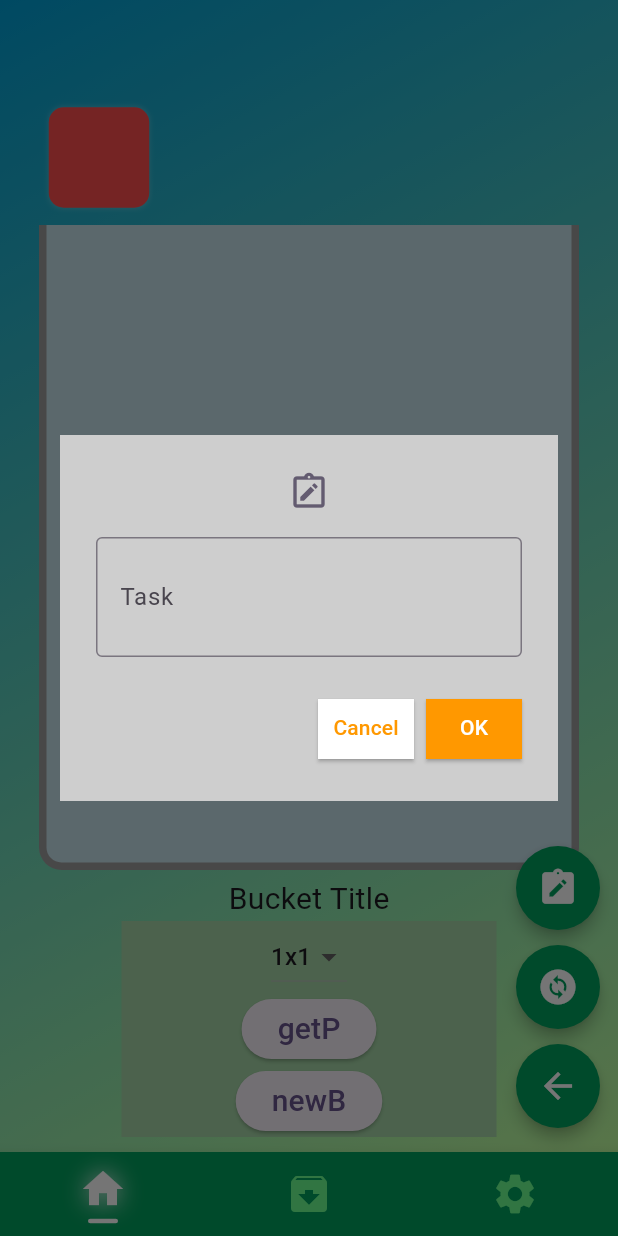
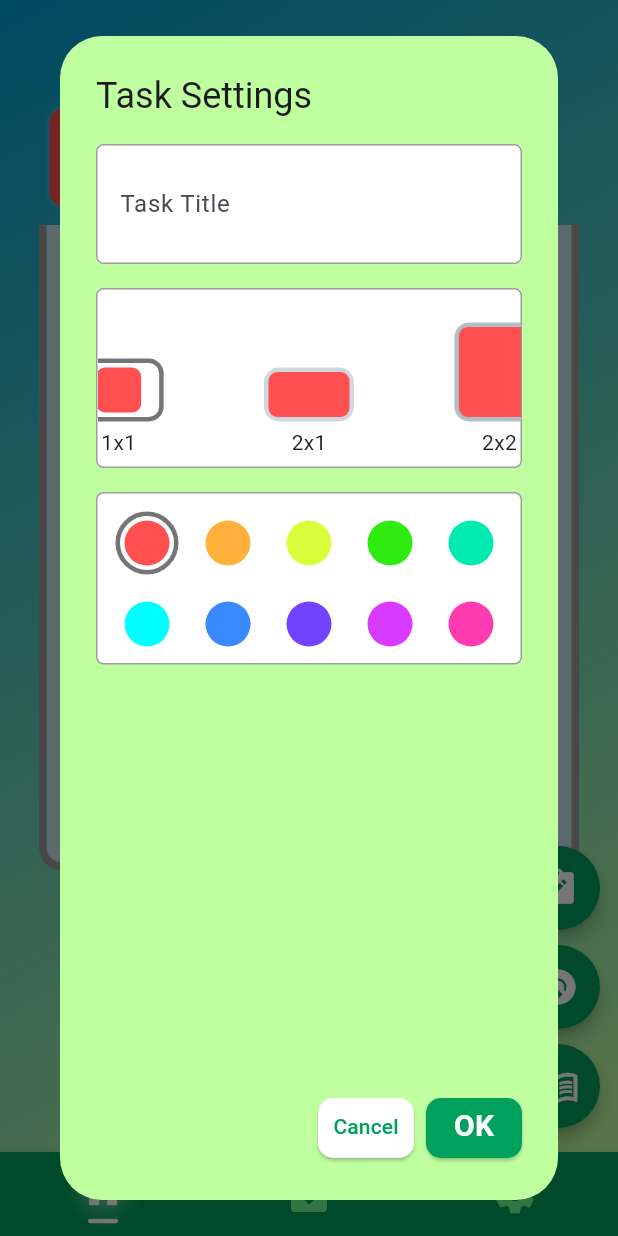
Before and after one commit to shogoisaji/tumitas, a Flutter app: the screen it shows after launch, after a tap on the "menu book" icon, after a tap on the "note alt" icon, on a phone screen of 412 x 824 dp. Run offline on Flutter 3.47's test engine with Material 3 defaults, Android fonts, the light colour scheme and no system bars.

Commit message:
✨ task settings

```diff
--- a/lib/widgets/block_widget.dart
+++ b/lib/widgets/block_widget.dart
@@ -19,7 +19,7 @@ class BlockWidget extends StatelessWidget {
     return Container(
         width: block.blockType.blockSize.x * oneBlockSize,
         height: block.blockType.blockSize.y * oneBlockSize,
-        padding: const EdgeInsets.all(1.5),
+        padding: const EdgeInsets.all(2.0),
         child: Container(
           padding: const EdgeInsets.all(6),
           decoration: BoxDecoration(
--- a/lib/widgets/multi_floating_buttom.dart
+++ b/lib/widgets/multi_floating_buttom.dart
@@ -1,6 +1,6 @@
 import 'package:flutter/material.dart';
 import 'package:tumitas/theme/theme.dart';
-import 'package:tumitas/widgets/task_title_dialog.dart';
+import 'package:tumitas/widgets/task_block_dialog.dart';
 
 class MultiFloatingBottom extends StatefulWidget {
   final Function(String) onSubmittedText;
@@ -30,7 +30,7 @@ class _MultiFloatingBottomState extends State<MultiFloatingBottom> {
         'onPressed': () {
           showDialog(
             context: context,
-            builder: (_) => TaskTitleDialog(
+            builder: (_) => TaskBlockDialog(
               TextEditingController(),
               onSubmitted: _handleSubmitted,
             ),
@@ -42,10 +42,10 @@ class _MultiFloatingBottomState extends State<MultiFloatingBottom> {
         'onPressed': () {},
       },
       {
-        'icon': Icons.arrow_back,
+        'icon': Icons.menu_book,
         'onPressed': () {
           setState(() {
-            isPressed = !isPressed;
+            // isPressed = !isPressed;
           });
         },
       },
--- /dev/null
+++ b/lib/widgets/task_block_dialog.dart
@@ -0,0 +1,271 @@
+import 'dart:math';
+
+import 'package:flutter/material.dart';
+import 'package:tumitas/config/config.dart';
+import 'package:tumitas/models/block.dart';
+import 'package:tumitas/theme/theme.dart';
+
+class TaskBlockDialog extends StatefulWidget {
+  final TextEditingController _textController;
+  final Function(String) onSubmitted;
+
+  const TaskBlockDialog(this._textController, {Key? key, required this.onSubmitted}) : super(key: key);
+
+  @override
+  _TaskBlockDialogState createState() => _TaskBlockDialogState();
+}
+
+class _TaskBlockDialogState extends State<TaskBlockDialog> {
+  BlockType _selectedBlockType = BlockType.block1x1;
+  int _selectedColorIndex = 0;
+  List<Color> randomColorList = [];
+
+  // void setRandomColorList() {
+  //   int rand = Random().nextInt(blockColorList.length);
+  //   for (int i = 0; i < BlockType.values.length; i++) {
+  //     int newColorIndex = (i + rand) % blockColorList.length;
+  //     randomColorList.add(blockColorList[newColorIndex]);
+  //   }
+  // }
+
+  // @override
+  // void initState() {
+  //   super.initState();
+  //   setRandomColorList();
+  // }
+
+  @override
+  Widget build(BuildContext context) {
+    return AlertDialog(
+      title: const Text('Task Settings'),
+      backgroundColor: MyTheme.green5,
+      content: Container(
+        // color: Colors.white,
+        width: MediaQuery.of(context).size.width * 0.8,
+        child: Column(
+          children: [
+            TextField(
+              controller: widget._textController,
+              decoration: const InputDecoration(
+                enabledBorder: OutlineInputBorder(
+                  borderRadius: BorderRadius.all(Radius.circular(5)),
+                  borderSide: BorderSide(color: Colors.grey, width: 1),
+                ),
+                labelText: 'Task Title',
+                fillColor: Colors.white,
+                filled: true,
+              ),
+              maxLines: 2,
+            ),
+            Container(
+              decoration: BoxDecoration(
+                color: Colors.white,
+                borderRadius: BorderRadius.circular(5),
+                border: Border.all(color: Colors.grey, width: 1),
+              ),
+              height: 120,
+              width: double.infinity,
+              margin: const EdgeInsets.only(top: 16),
+              child: PageView.builder(
+                controller: PageController(initialPage: 1, viewportFraction: 0.45),
+                itemCount: BlockType.values.length,
+                itemBuilder: (context, index) {
+                  return Column(
+                    mainAxisAlignment: MainAxisAlignment.end,
+                    children: [
+                      Container(
+                        width: 60,
+                        decoration: BoxDecoration(
+                          color: Colors.blueGrey[100 * index],
+                          borderRadius: BorderRadius.circular(10),
+                          border: _selectedBlockType == BlockType.values[index]
+                              ? Border.all(color: Colors.black54, width: 3)
+                              : null,
+                        ),
+                        padding: const EdgeInsets.all(3),
+                        child: GestureDetector(
+                          onTap: () {
+                            setState(() {
+                              _selectedBlockType = BlockType.values[index];
+                            });
+                          },
+                          child: Align(
+                            child: Container(
+                              width: BlockType.values[index].blockSize.x * 30,
+                              height: BlockType.values[index].blockSize.y * 30,
+                              decoration: BoxDecoration(
+                                color: blockColorList[_selectedColorIndex],
+                                borderRadius: BorderRadius.circular(6),
+                              ),
+                            ),
+                          ),
+                        ),
+                      ),
+                      const SizedBox(height: 4),
+                      Text('${BlockType.values[index].blockSize.x}x${BlockType.values[index].blockSize.y}'),
+                      const SizedBox(height: 6),
+                    ],
+                  );
+                },
+              ),
+            ),
+            Container(
+              decoration: BoxDecoration(
+                color: Colors.white,
+                borderRadius: BorderRadius.circular(5),
+                border: Border.all(color: Colors.grey, width: 1),
+              ),
+              height: 115,
+              width: double.infinity,
+              padding: const EdgeInsets.all(8),
+              margin: const EdgeInsets.only(top: 16),
+              child: GridView.builder(
+                gridDelegate: const SliverGridDelegateWithFixedCrossAxisCount(
+                  crossAxisCount: 5,
+                  crossAxisSpacing: 4,
+                  mainAxisSpacing: 4,
+                ),
+                itemCount: blockColorList.length,
+                itemBuilder: (context, index) {
+                  return Align(
+                    child: Container(
+                      decoration: BoxDecoration(
+                        shape: BoxShape.circle,
+                        border: _selectedColorIndex == index ? Border.all(color: Colors.black54, width: 3) : null,
+                      ),
+                      padding: const EdgeInsets.all(3),
+                      child: GestureDetector(
+                        onTap: () {
+                          setState(() {
+                            _selectedColorIndex = index;
+                          });
+                        },
+                        child: Container(
+                          width: 30,
+                          // height: 30,
+                          decoration: BoxDecoration(
+                            color: blockColorList[index],
+                            shape: BoxShape.circle,
+                          ),
+                        ),
+                      ),
+                    ),
+                  );
+                },
+              ),
+            )
+          ],
+        ),
+      ),
+      actions: [
+        ElevatedButton(
+          onPressed: () => Navigator.pop(context),
+          style: ElevatedButton.styleFrom(
+            padding: const EdgeInsets.only(bottom: 2, left: 8, right: 8),
+            shape: const RoundedRectangleBorder(
+              borderRadius: BorderRadius.all(Radius.circular(10)),
+            ),
+            backgroundColor: Colors.white,
+          ),
+          child: const Text('Cancel', style: TextStyle(color: MyTheme.green1)),
+        ),
+        ElevatedButton(
+          onPressed: () {
+            // onSubmitted(_textController.text);
+            Navigator.pop(context);
+          },
+          style: ElevatedButton.styleFrom(
+            padding: const EdgeInsets.only(bottom: 2, left: 8, right: 8),
+            shape: const RoundedRectangleBorder(
+              borderRadius: BorderRadius.all(Radius.circular(10)),
+            ),
+            backgroundColor: MyTheme.green1,
+          ),
+          child: const Text('OK', style: TextStyle(color: Colors.white, fontWeight: FontWeight.bold, fontSize: 20)),
+        ),
+      ],
+    );
+  }
+}
+//   final TextEditingController _textController;
+//   final Function(String) onSubmitted;
+
+//   const TaskBlockDialog(this._textController, {Key? key, required this.onSubmitted}) : super(key: key);
+
+
+//   @override
+//   Widget build(BuildContext context) {
+//     return AlertDialog(
+//       // icon: const Icon(
+//       //   Icons.note_alt_outlined,
+//       //   size: 28,
+//       // ),
+//       title: const Text('Task Settings'),
+//       // shape: const RoundedRectangleBorder(borderRadius: BorderRadius.zero),
+//       backgroundColor: MyTheme.green5,
+//       content: Container(
+//         color: Colors.white,
+//         width: MediaQuery.of(context).size.width * 0.8,
+//         // constraints: const BoxConstraints(minWidth: 300, maxWidth: 300),
+//         child: Column(
+//           children: [
+//             TextField(
+//               controller: _textController,
+//               decoration: const InputDecoration(
+//                 border: OutlineInputBorder(),
+//                 labelText: 'Task',
+//               ),
+//               maxLines: 2,
+//             ),
+//             SizedBox(
+//                 height: 100,
+//                 width: double.infinity,
+//                 child: PageView.builder(
+//                   controller: PageController(viewportFraction: 0.5),
+//                   itemCount: BlockType.values.length,
+//                   itemBuilder: (context, index) {
+//                     return Align(
+//                       child: Container(
+//                         width: BlockType.values[index].blockSize.x * 30,
+//                         height: BlockType.values[index].blockSize.y * 30,
+//                         decoration: BoxDecoration(
+//                           color: Colors.blue,
+//                           borderRadius: BorderRadius.circular(6),
+//                         ),
+//                       ),
+//                     );
+//                   },
+//                 )),
+//           ],
+//         ),
+//       ),
+//       actions: [
+//         ElevatedButton(
+//           onPressed: () => Navigator.pop(context),
+//           style: ElevatedButton.styleFrom(
+//             padding: const EdgeInsets.only(bottom: 2, left: 8, right: 8),
+//             shape: const RoundedRectangleBorder(
+//               borderRadius: BorderRadius.all(Radius.circular(10)),
+//             ),
+//             backgroundColor: Colors.white,
+//           ),
+//           child: const Text('Cancel', style: TextStyle(color: MyTheme.green1)),
+//         ),
+//         ElevatedButton(
+//           onPressed: () {
+//             onSubmitted(_textController.text);
+//             Navigator.pop(context);
+//           },
+//           style: ElevatedButton.styleFrom(
+//             padding: const EdgeInsets.only(bottom: 2, left: 8, right: 8),
+//             shape: const RoundedRectangleBorder(
+//               borderRadius: BorderRadius.all(Radius.circular(10)),
+//             ),
+//             backgroundColor: MyTheme.green1,
+//           ),
+//           child: const Text('OK', style: TextStyle(color: Colors.white, fontWeight: FontWeight.bold, fontSize: 20)),
+//         ),
+//       ],
+//     );
+//   }
+// }
--- a/lib/widgets/task_title_dialog.dart
+++ /dev/null
@@ -1,58 +0,0 @@
-import 'package:flutter/material.dart';
-
-class TaskTitleDialog extends StatelessWidget {
-  final TextEditingController _textController;
-  final Function(String) onSubmitted;
-  const TaskTitleDialog(this._textController,
-      {Key? key, required this.onSubmitted})
-      : super(key: key);
-  @override
-  Widget build(BuildContext context) {
-    return AlertDialog(
-      icon: const Icon(
-        Icons.note_alt_outlined,
-        size: 28,
-      ),
-      shape: const RoundedRectangleBorder(borderRadius: BorderRadius.zero),
-      backgroundColor: const Color.fromARGB(255, 206, 206, 206),
-      content: ConstrainedBox(
-        constraints: const BoxConstraints(minWidth: 300, maxWidth: 300),
-        child: TextField(
-          controller: _textController,
-          decoration: const InputDecoration(
-            border: OutlineInputBorder(),
-            labelText: 'Task',
-          ),
-          maxLines: 2,
-        ),
-      ),
-      actions: [
-        ElevatedButton(
-          onPressed: () => Navigator.pop(context),
-          style: ElevatedButton.styleFrom(
-            padding: const EdgeInsets.only(bottom: 2, left: 8, right: 8),
-            shape: const RoundedRectangleBorder(
-              borderRadius: BorderRadius.zero,
-            ),
-            backgroundColor: Colors.white,
-          ),
-          child: const Text('Cancel', style: TextStyle(color: Colors.orange)),
-        ),
-        ElevatedButton(
-          onPressed: () {
-            onSubmitted(_textController.text);
-            Navigator.pop(context);
-          },
-          style: ElevatedButton.styleFrom(
-            padding: const EdgeInsets.only(bottom: 2, left: 8, right: 8),
-            shape: const RoundedRectangleBorder(
-              borderRadius: BorderRadius.zero,
-            ),
-            backgroundColor: Colors.orange,
-          ),
-          child: const Text('OK', style: TextStyle(color: Colors.white)),
-        ),
-      ],
-    );
-  }
-}
```
